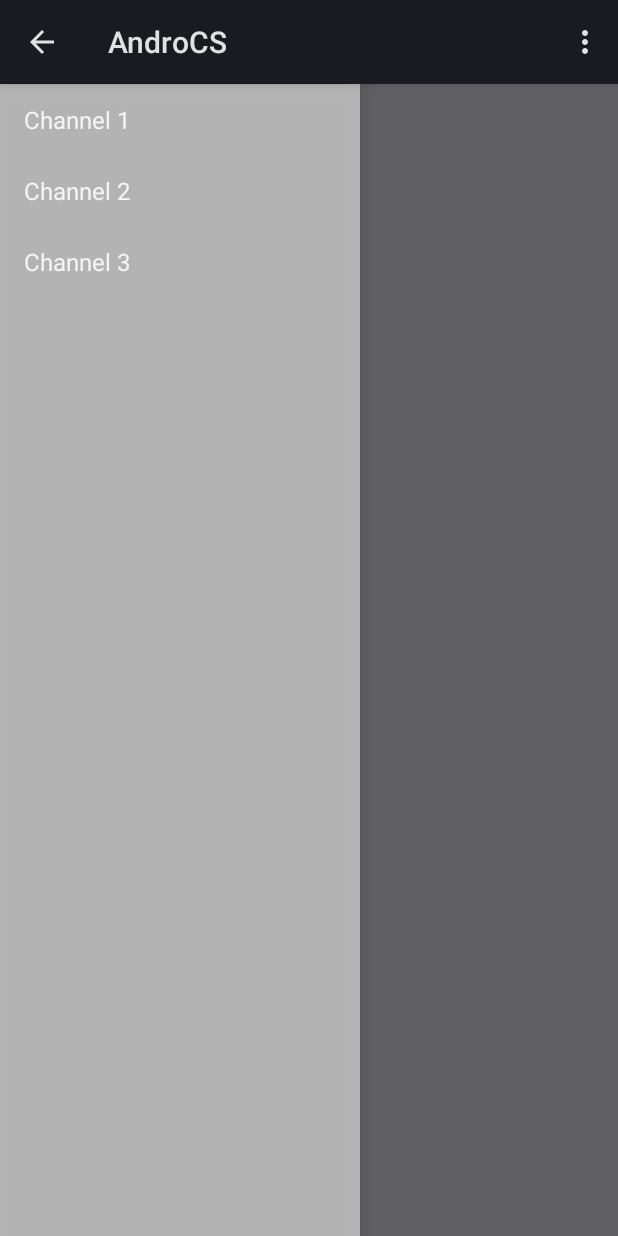
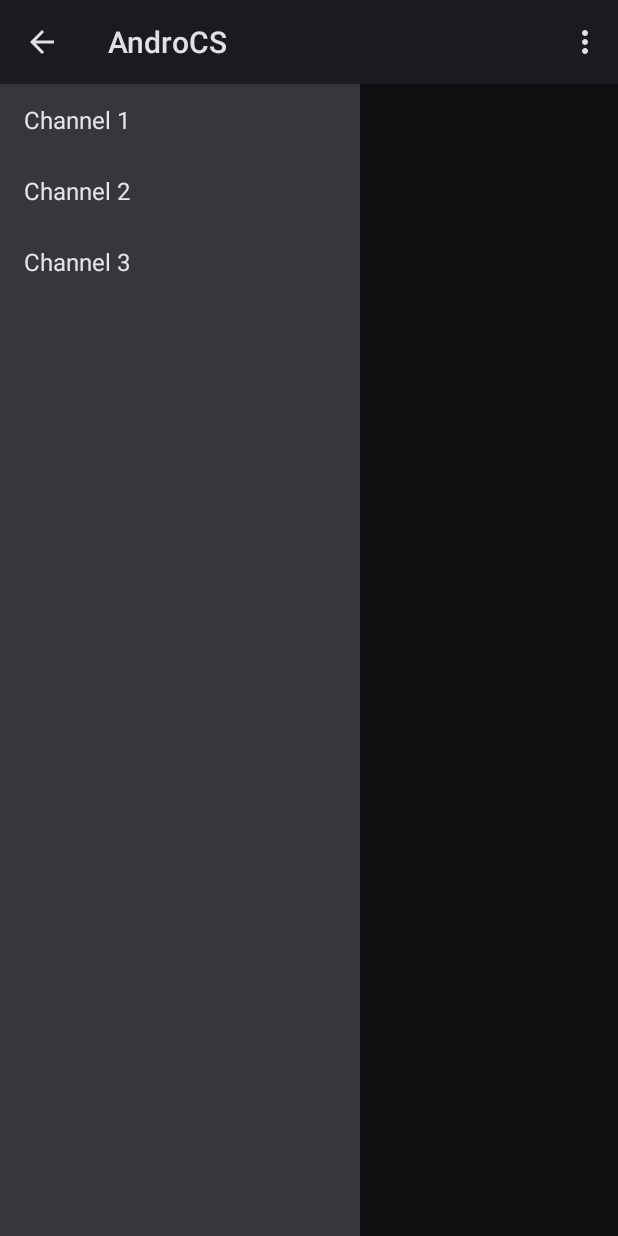
Before and after one commit to coldstorm/AndroCS, an Android app: the screen it shows after launch (MainActivity), with the side drawer open, on a phone screen of 412 x 824 dp. Run offline under Robolectric (Android 15) with nearby library versions, the phone set to English and light mode, and no system bars; 2 statements that could not run were skipped.

Commit message:
Use Coldstorm colors

```diff
--- a/app/src/main/res/layout/activity_main.xml
+++ b/app/src/main/res/layout/activity_main.xml
@@ -12,7 +12,8 @@
     <FrameLayout
         android:id="@+id/container"
         android:layout_width="match_parent"
-        android:layout_height="match_parent" />
+        android:layout_height="match_parent"
+        android:background="@color/chat_background_color" />
 
     <!-- android:layout_gravity="start" tells DrawerLayout to treat
          this as a sliding drawer on the left side for left-to-right
--- a/app/src/main/res/layout/fragment_chat.xml
+++ b/app/src/main/res/layout/fragment_chat.xml
@@ -31,6 +31,7 @@
             android:layout_height="@dimen/chat_input_height"
             android:textSize="@dimen/chat_input_font_size"
             android:inputType="text"
+            android:textColor="@color/chat_color"
             android:fontFamily="sans-serif-light" />
 
         <!-- Submit button -
--- a/app/src/main/res/layout/fragment_navigation_drawer.xml
+++ b/app/src/main/res/layout/fragment_navigation_drawer.xml
@@ -5,5 +5,5 @@
     android:choiceMode="singleChoice"
     android:divider="@android:color/transparent"
     android:dividerHeight="0dp"
-    android:background="#cccc"
+    android:background="@color/navigation_drawer_background_color"
     tools:context="tk.coldstorm.androcs.NavigationDrawerFragment" />
--- a/app/src/main/res/values/colors.xml
+++ b/app/src/main/res/values/colors.xml
@@ -1,5 +1,7 @@
 <?xml version="1.0" encoding="utf-8"?>
 <resources>
+    <color name="chat_background_color">#FF24272E</color>
+    <color name="navigation_drawer_background_color">#FF35373C</color>
     <color name="time_stamp_color">#FF373F4E</color>
     <color name="chat_color">#FFBABBBF</color>
 </resources>
```
